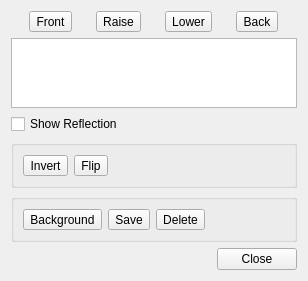
Qt form items/PicturePropertiesItem.ui (enricoros/fotowall) before a commit.
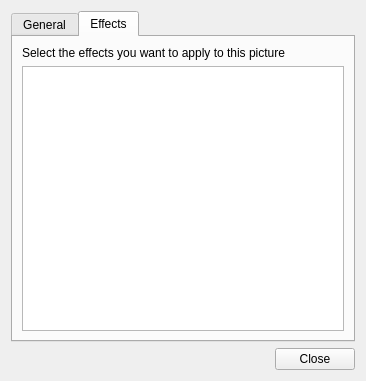
The same form after that commit. Icons and pictures are not drawn.

Diff of the .ui file:
```diff
--- a/items/PicturePropertiesItem.ui
+++ b/items/PicturePropertiesItem.ui
@@ -1,13 +1,13 @@
 <?xml version="1.0" encoding="UTF-8"?>
 <ui version="4.0">
  <class>PicturePropertiesItem</class>
- <widget class="QWidget" name="PicturePropertiesItem">
-  <property name="geometry">
+ <widget class="QWidget" name="PicturePropertiesItem" >
+  <property name="geometry" >
    <rect>
     <x>0</x>
     <y>0</y>
-    <width>308</width>
-    <height>263</height>
+    <width>366</width>
+    <height>381</height>
    </rect>
   </property>
   <property name="windowTitle">
@@ -15,10 +15,22 @@
   </property>
   <layout class="QVBoxLayout" name="verticalLayout">
    <item>
-    <layout class="QHBoxLayout" name="horizontalLayout">
+    <widget class="QTabWidget" name="tabWidget" >
+     <property name="currentIndex" >
+      <number>1</number>
+     </property>
+     <widget class="QWidget" name="tab_3" >
+      <attribute name="title" >
+       <string>General</string>
+      </attribute>
+      <layout class="QVBoxLayout" name="verticalLayout_3" >
      <item>
-      <widget class="QToolButton" name="front">
-       <property name="text">
+        <layout class="QVBoxLayout" name="verticalLayout_2" >
+         <item>
+          <layout class="QHBoxLayout" name="horizontalLayout" >
+           <item>
+            <widget class="QToolButton" name="front" >
+             <property name="text" >
         <string>Front</string>
        </property>
        <property name="icon">
@@ -75,8 +87,15 @@
     </layout>
    </item>
    <item>
-    <widget class="QListWidget" name="listWidget">
-     <property name="selectionBehavior">
+          <widget class="QCheckBox" name="reflection" >
+           <property name="text" >
+            <string>Show Reflection</string>
+           </property>
+          </widget>
+         </item>
+         <item>
+          <widget class="QListWidget" name="listWidget" >
+           <property name="selectionBehavior" >
       <enum>QAbstractItemView::SelectRows</enum>
      </property>
      <property name="iconSize">
@@ -94,15 +113,8 @@
     </widget>
    </item>
    <item>
-    <widget class="QCheckBox" name="reflection">
-     <property name="text">
-      <string>Show Reflection</string>
-     </property>
-    </widget>
-   </item>
-   <item>
-    <widget class="QGroupBox" name="groupBox_2">
-     <property name="title">
+          <widget class="QGroupBox" name="groupBox_2" >
+           <property name="title" >
       <string/>
      </property>
      <layout class="QHBoxLayout" name="horizontalLayout_2">
@@ -151,8 +163,8 @@
     </widget>
    </item>
    <item>
-    <widget class="QGroupBox" name="groupBox_3">
-     <property name="title">
+          <widget class="QGroupBox" name="groupBox_3" >
+           <property name="title" >
       <string/>
      </property>
      <layout class="QGridLayout" name="gridLayout">
@@ -214,9 +226,36 @@
      </layout>
     </widget>
    </item>
+        </layout>
+       </item>
+      </layout>
+     </widget>
+     <widget class="QWidget" name="tab_4" >
+      <attribute name="title" >
+       <string>Effects</string>
+      </attribute>
+      <layout class="QVBoxLayout" name="verticalLayout_5" >
    <item>
-    <widget class="QDialogButtonBox" name="buttonBox">
-     <property name="standardButtons">
+        <layout class="QVBoxLayout" name="verticalLayout_4" >
+         <item>
+          <widget class="QLabel" name="label" >
+           <property name="text" >
+            <string>Select the effects you want to apply to this picture</string>
+           </property>
+          </widget>
+         </item>
+         <item>
+          <widget class="QListWidget" name="effectsListWidget" />
+         </item>
+        </layout>
+       </item>
+      </layout>
+     </widget>
+    </widget>
+   </item>
+   <item>
+    <widget class="QDialogButtonBox" name="buttonBox" >
+     <property name="standardButtons" >
       <set>QDialogButtonBox::Close</set>
      </property>
     </widget>
```
Left out of the diff: 125 changed lines with no effect on the pictures. Lines whose indentation alone changed are shown as unchanged.
